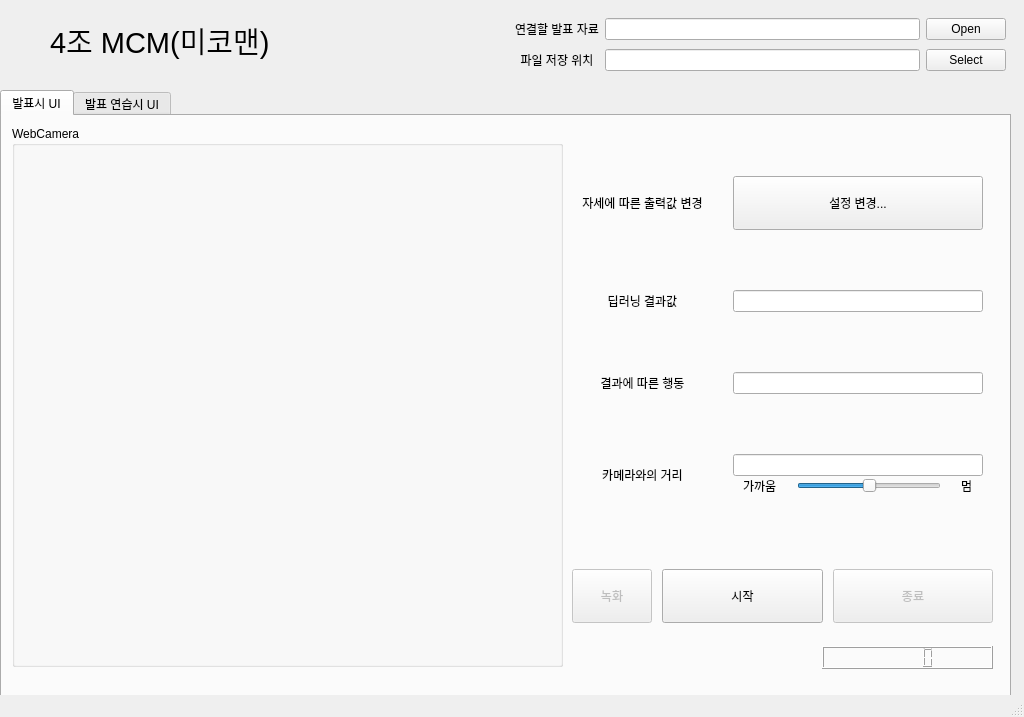
ninanoninano/BitProject_MCM, file untitled.ui: the form before one commit.
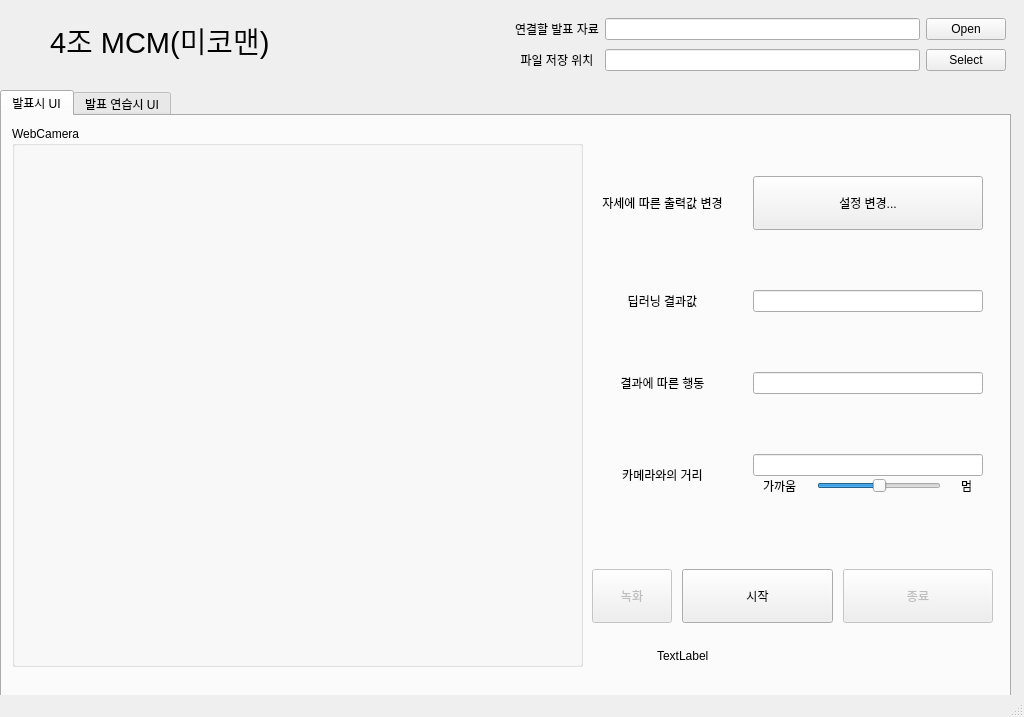
The form after the commit.

Patch:
```diff
--- a/untitled.ui
+++ b/untitled.ui
@@ -132,9 +132,9 @@
      <widget class="QWidget" name="gridLayoutWidget_2">
       <property name="geometry">
        <rect>
-        <x>570</x>
+        <x>590</x>
         <y>30</y>
-        <width>421</width>
+        <width>401</width>
         <height>380</height>
        </rect>
       </property>
@@ -297,9 +297,9 @@
      <widget class="QWidget" name="horizontalLayoutWidget_2">
       <property name="geometry">
        <rect>
-        <x>570</x>
+        <x>590</x>
         <y>440</y>
-        <width>421</width>
+        <width>401</width>
         <height>80</height>
        </rect>
       </property>
@@ -342,22 +342,12 @@
        </item>
       </layout>
      </widget>
-     <widget class="QLCDNumber" name="lcdNumber">
-      <property name="geometry">
-       <rect>
-        <x>820</x>
-        <y>530</y>
-        <width>171</width>
-        <height>23</height>
-       </rect>
-      </property>
-     </widget>
      <widget class="QGroupBox" name="groupBox">
       <property name="geometry">
        <rect>
         <x>10</x>
         <y>10</y>
-        <width>551</width>
+        <width>571</width>
         <height>541</height>
        </rect>
       </property>
@@ -369,7 +359,7 @@
         <rect>
          <x>10</x>
          <y>20</y>
-         <width>530</width>
+         <width>551</width>
          <height>510</height>
         </rect>
        </property>
@@ -381,6 +371,19 @@
        </property>
       </widget>
      </widget>
+     <widget class="QLabel" name="pt_Timer">
+      <property name="geometry">
+       <rect>
+        <x>655</x>
+        <y>530</y>
+        <width>321</width>
+        <height>20</height>
+       </rect>
+      </property>
+      <property name="text">
+       <string>TextLabel</string>
+      </property>
+     </widget>
     </widget>
     <widget class="QWidget" name="Tab_ptex">
      <attribute name="title">
```
